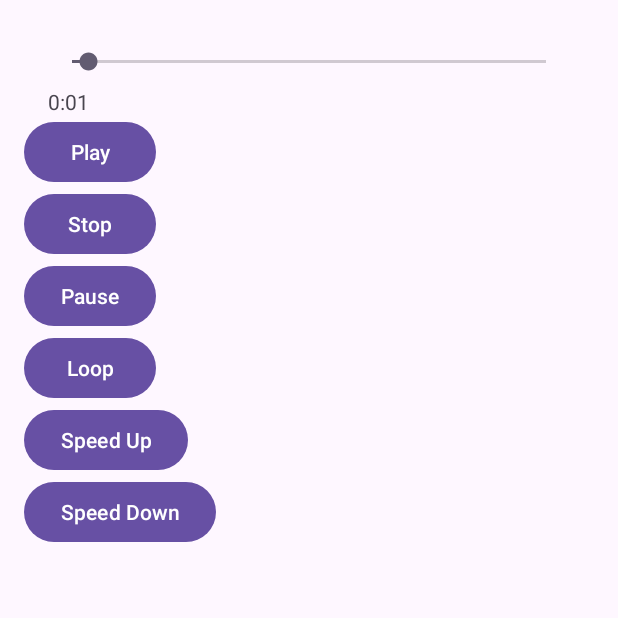
After one commit to manuel-mob/practice, an Android app: the MediaActivity screen opened directly, with no data from a screen before it, on a phone screen of 412 x 824 dp, the top half of it. The commit adds this screen. Run offline under Robolectric (Android 15) with nearby library versions, the phone set to English and light mode, and no system bars.

Commit message:
Se crea la Activity MediaActivity para trabajar con la reproducción de Audio dentro de una aplicación. Se ajustan tambien los parametros para trabajar con distintas velocidades en la app.
Se suma a la PatientListActivity las funcionalidades de Editar y Eliminar elementos. La edición se realiza en PatientEditActivity

```diff
--- a/app/src/main/AndroidManifest.xml
+++ b/app/src/main/AndroidManifest.xml
@@ -12,6 +12,9 @@
         android:supportsRtl="true"
         android:theme="@style/Theme.Patients"
         tools:targetApi="31">
+        <activity
+            android:name=".MediaActivity"
+            android:exported="false" />
         <activity
             android:name=".CreatePatient"
             android:exported="false" />
--- /dev/null
+++ b/app/src/main/java/cl/mmoscoso/practice/MediaActivity.kt
@@ -0,0 +1,138 @@
+package cl.mmoscoso.practice
+
+import android.media.MediaPlayer
+import android.media.PlaybackParams
+import androidx.appcompat.app.AppCompatActivity
+import android.os.Bundle
+import android.os.Handler
+import android.widget.Button
+import android.widget.SeekBar
+import android.widget.TextView
+import java.util.Locale
+
+class MediaActivity : AppCompatActivity() {
+    private lateinit var mediaPlayer: MediaPlayer
+    private lateinit var seekBar: SeekBar
+    private lateinit var tvCurrentTime: TextView
+    private var playbackParams: PlaybackParams? = null
+    private var isSeeking = false
+    private val handler = Handler()
+
+    override fun onCreate(savedInstanceState: Bundle?) {
+        super.onCreate(savedInstanceState)
+        setContentView(R.layout.activity_media)
+
+        mediaPlayer = MediaPlayer.create(this, R.raw.kickstarter)
+        playbackParams = mediaPlayer.playbackParams
+        // Initialize UI elements
+        seekBar = findViewById(R.id.seekBar)
+        tvCurrentTime = findViewById(R.id.tvCurrentTime)
+
+
+        // Set up the SeekBar
+        seekBar.max = mediaPlayer.duration
+        seekBar.setOnSeekBarChangeListener(object : SeekBar.OnSeekBarChangeListener {
+            override fun onProgressChanged(seekBar: SeekBar?, progress: Int, fromUser: Boolean) {
+                if (fromUser) {
+                    mediaPlayer.seekTo(progress)
+                }
+            }
+
+            override fun onStartTrackingTouch(seekBar: SeekBar?) {
+                isSeeking = true
+            }
+
+            override fun onStopTrackingTouch(seekBar: SeekBar?) {
+                isSeeking = false
+            }
+        })
+
+
+        val playButton = findViewById<Button>(R.id.playButton)
+        playButton.setOnClickListener {
+            if (!mediaPlayer.isPlaying) {
+                mediaPlayer.start()
+                updateSeekBar()
+            }
+        }
+
+        val stopButton = findViewById<Button>(R.id.stopButton)
+        stopButton.setOnClickListener {
+            if (mediaPlayer.isPlaying) {
+                mediaPlayer.pause()
+                mediaPlayer.seekTo(0)
+                updateSeekBar()
+            }
+        }
+
+        val pauseButton = findViewById<Button>(R.id.pauseButton)
+        pauseButton.setOnClickListener {
+            if (mediaPlayer.isPlaying) {
+                mediaPlayer.pause()
+                updateSeekBar()
+            }
+        }
+
+        val loopButton = findViewById<Button>(R.id.loopButton)
+        loopButton.setOnClickListener {
+            mediaPlayer.isLooping = !mediaPlayer.isLooping
+        }
+
+        val speedUpButton = findViewById<Button>(R.id.speedUpButton)
+        speedUpButton.setOnClickListener {
+            //mediaPlayer.playbackParams.speed += 0.5f
+            changePlaybackSpeed(0.5f)
+
+        }
+
+        val speedDownButton = findViewById<Button>(R.id.speedDownButton)
+        speedDownButton.setOnClickListener {
+            //mediaPlayer.playbackParams.speed -= 0.5f
+            changePlaybackSpeed(-0.5f)
+        }
+    }
+
+    private fun changePlaybackSpeed(speedChange: Float) {
+        playbackParams?.setSpeed(playbackParams!!.speed + speedChange)
+        mediaPlayer.playbackParams = playbackParams!!
+    }
+
+    private fun resetPlaybackSpeed() {
+        playbackParams?.setSpeed(1.0f)
+        mediaPlayer.playbackParams = playbackParams!!
+    }
+
+    override fun onPause() {
+        super.onPause()
+        if (mediaPlayer.isPlaying) {
+            mediaPlayer.pause()
+            updateSeekBar()
+        }
+    }
+
+    override fun onResume() {
+        super.onResume()
+        if (!mediaPlayer.isPlaying) {
+            mediaPlayer.start()
+            updateSeekBar()
+        }
+    }
+
+    private fun updateSeekBar() {
+        if (!isSeeking) {
+            seekBar.progress = mediaPlayer.currentPosition
+            val minutes = mediaPlayer.currentPosition / 1000 / 60
+            val seconds = mediaPlayer.currentPosition / 1000 % 60
+            val formattedTime = String.format(Locale.getDefault(), "%d:%02d", minutes, seconds)
+            tvCurrentTime.text = formattedTime
+        }
+        if (mediaPlayer.isPlaying) {
+            handler.postDelayed({ updateSeekBar() }, 1000)
+        }
+    }
+
+    override fun onDestroy() {
+        super.onDestroy()
+        mediaPlayer.release()
+    }
+}
--- a/app/src/main/java/cl/mmoscoso/practice/PatientEditActivity.kt
+++ b/app/src/main/java/cl/mmoscoso/practice/PatientEditActivity.kt
@@ -29,7 +29,7 @@ class PatientEditActivity : AppCompatActivity() {
         buttonSaveChanges = findViewById(R.id.buttonSave)
 
         // Retrieve the patient object passed from the previous activity
-        //patient = intent.getParcelableExtra("patient")
+        patient = intent.getParcelableExtra("patient")!!
 
         // Populate EditText fields with the patient's current information
         editTextName.setText(patient.name)
@@ -54,7 +54,8 @@ class PatientEditActivity : AppCompatActivity() {
 
             // Pass the updated patient object back to the previous activity
             val resultIntent = Intent()
-            //resultIntent.putExtra("updatedPatient", patient)
+            resultIntent.putExtra("patient", patient)
+            resultIntent.putExtra("position",intent.getIntExtra("position",0))
             setResult(RESULT_OK, resultIntent)
             finish() // Close the editing activity and return to the previous activity
         }
--- a/app/src/main/java/cl/mmoscoso/practice/entity/Patient.kt
+++ b/app/src/main/java/cl/mmoscoso/practice/entity/Patient.kt
@@ -16,6 +16,7 @@ data class Patient(
         parcel.readString(),
         parcel.readInt(),
         parcel.createStringArrayList() ?: emptyList()
+
     )
 
     override fun writeToParcel(parcel: Parcel, flags: Int) {
--- /dev/null
+++ b/app/src/main/res/layout/activity_media.xml
@@ -0,0 +1,64 @@
+<?xml version="1.0" encoding="utf-8"?>
+<LinearLayout
+xmlns:android="http://schemas.android.com/apk/res/android"
+xmlns:app="http://schemas.android.com/apk/res-auto"
+xmlns:tools="http://schemas.android.com/tools"
+android:layout_width="match_parent"
+android:layout_height="match_parent"
+android:orientation="vertical"
+android:padding="16dp"
+tools:context=".MediaActivity">
+
+
+    <SeekBar
+        android:id="@+id/seekBar"
+        android:layout_width="match_parent"
+        android:layout_height="wrap_content"
+        android:layout_marginTop="16dp"
+        android:layout_marginStart="16dp"
+        android:layout_marginEnd="16dp" />
+
+    <TextView
+        android:id="@+id/tvCurrentTime"
+        android:layout_width="wrap_content"
+        android:layout_height="wrap_content"
+        android:layout_below="@id/seekBar"
+        android:layout_marginTop="8dp"
+        android:layout_marginStart="16dp"
+        android:text="0:00" />
+<Button
+    android:id="@+id/playButton"
+    android:layout_width="wrap_content"
+    android:layout_height="wrap_content"
+    android:text="Play"/>
+
+<Button
+    android:id="@+id/stopButton"
+    android:layout_width="wrap_content"
+    android:layout_height="wrap_content"
+    android:text="Stop"/>
+
+<Button
+    android:id="@+id/pauseButton"
+    android:layout_width="wrap_content"
+    android:layout_height="wrap_content"
+    android:text="Pause"/>
+
+<Button
+    android:id="@+id/loopButton"
+    android:layout_width="wrap_content"
+    android:layout_height="wrap_content"
+    android:text="Loop"/>
+
+<Button
+    android:id="@+id/speedUpButton"
+    android:layout_width="wrap_content"
+    android:layout_height="wrap_content"
+    android:text="Speed Up"/>
+
+<Button
+    android:id="@+id/speedDownButton"
+    android:layout_width="wrap_content"
+    android:layout_height="wrap_content"
+    android:text="Speed Down"/>
+</LinearLayout>
--- a/app/src/main/res/layout/card_container.xml
+++ b/app/src/main/res/layout/card_container.xml
@@ -33,6 +33,12 @@ android:layout_height="match_parent">
             layout="@layout/card_view"
             android:layout_width="match_parent"
             android:layout_height="wrap_content" />
+
+        <include
+            android:id="@+id/card5"
+            layout="@layout/card_view"
+            android:layout_width="match_parent"
+            android:layout_height="wrap_content" />
         <!-- Add more card views as needed -->
 
     </LinearLayout>
--- a/app/src/main/res/values/strings.xml
+++ b/app/src/main/res/values/strings.xml
@@ -11,8 +11,13 @@
     <string name="card_title_touch">Touch events</string>
     <string name="card_title_sensor">List of sensors</string>
     <string name="card_title_practice">Ejemplo XML Activity</string>
+    <string name="card_title_mediaplayer">Media player</string>
     <string name="card_desc_patients">Activity with ListView and custom adapters. CRUD of patients.</string>
     <string name="card_desc_touch">Activity with the listener of several touch events.</string>
     <string name="card_desc_sensor">Activity with the list of the sensors presents in the device.</string>
     <string name="card_desc_practice">El ejemplo cuenta con un EditText, Button y una lista que almacena lo que guardas</string>
+    <string name="card_desc_mediaplayer">Activity with MediaPlayer and some controls with buttons</string>
+    <string name="message_delete_patient">"Are you sure you want to delete this item?"</string>
+    <string name="btn_delete">Delete</string>
+    <string name="btn_cancel">Cancel</string>
 </resources>
```
Also changed, not shown: app/src/main/java/cl/mmoscoso/practice/MainActivity.kt (+12 -1 lines), app/src/main/java/cl/mmoscoso/practice/PatientListActivity.kt (+67 -1 lines), app/src/main/res/menu/patient_list_menu.xml (added, +12 -0 lines).
